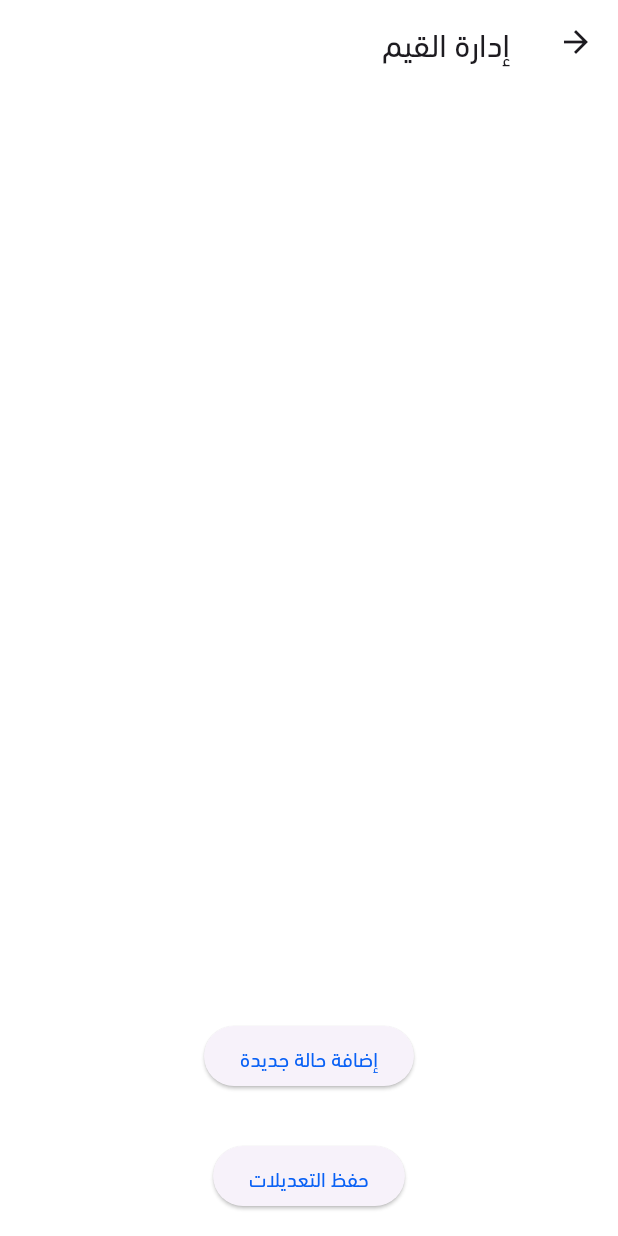
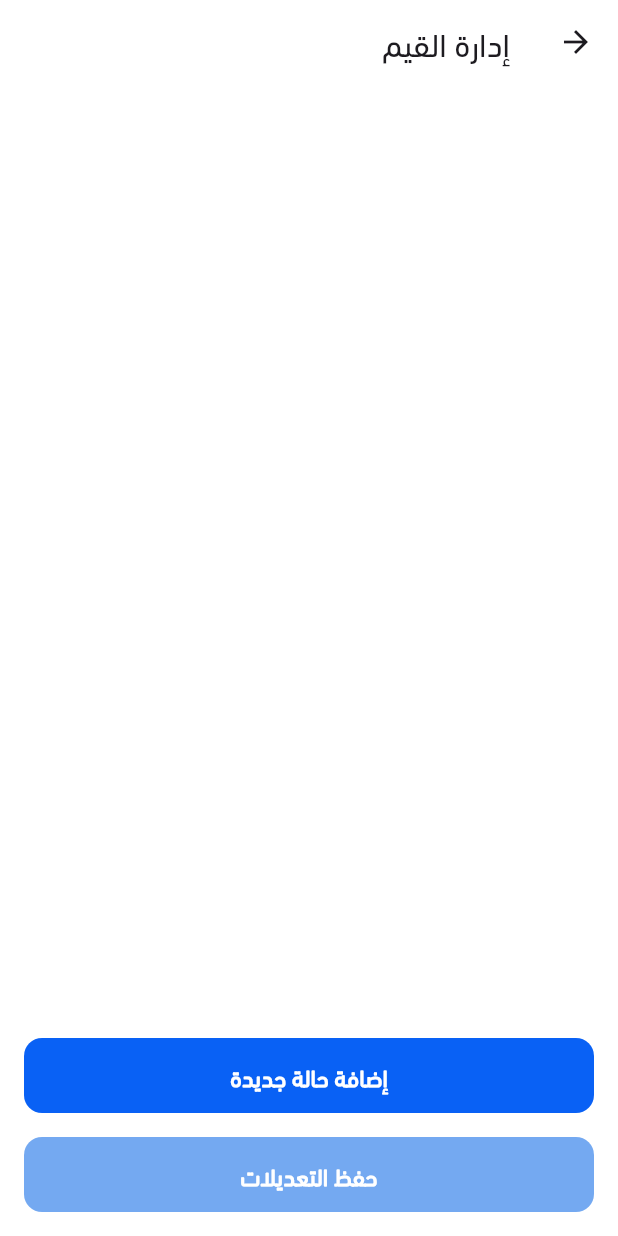
Before and after one commit to hamdyhaggag/Ramadan_kitchen_management, a Flutter app: the ManageCaseDetailsScreen screen opened directly with empty values, on a phone screen of 412 x 824 dp. Run offline on Flutter 3.47's test engine with Material 3 defaults, Android fonts, the phone set to English and light mode, and no system bars; our stand-ins replace cloud_firestore, dartz, dots_indicator, firebase_auth, firebase_core, fl_chart and 7 more; missing offline and left inert: excel; accounts and stored records are empty; project files that could hold a hidden picture were left out.

Commit message:
replace elevatedbutton with general button

```diff
--- a/lib/features/home/presentation/case-details_screen.dart
+++ b/lib/features/home/presentation/case-details_screen.dart
@@ -1,6 +1,7 @@
 import 'package:flutter/material.dart';
 
 import '../../../core/utils/app_colors.dart';
+import '../../../core/widgets/general_button.dart';
 
 class ManageCaseDetailsScreen extends StatefulWidget {
   final List<Map<String, dynamic>> casesData;
@@ -125,24 +126,25 @@ class _ManageCaseDetailsScreenState extends State<ManageCaseDetailsScreen> {
           ),
           Padding(
             padding: const EdgeInsets.all(16.0),
-            child: ElevatedButton(
-              onPressed: _addNewCase,
-              child: const Text(
-                "إضافة حالة جديدة",
-                style: TextStyle(color: AppColors.primaryColor),
-              ),
+            child: GestureDetector(
+              onTap: _addNewCase,
+              child: GeneralButton(
+                  text: 'إضافة حالة جديدة',
+                  backgroundColor: AppColors.primaryColor,
+                  textColor: AppColors.whiteColor),
             ),
           ),
           Padding(
-            padding: const EdgeInsets.all(16.0),
-            child: ElevatedButton(
-              onPressed: () {
+            padding:
+                const EdgeInsets.only(bottom: 16.0, left: 16.0, right: 16.0),
+            child: GestureDetector(
+              onTap: () {
                 Navigator.pop(context, casesData);
               },
-              child: const Text(
-                "حفظ التعديلات",
-                style: TextStyle(color: AppColors.primaryColor),
-              ),
+              child: GeneralButton(
+                  text: 'حفظ التعديلات',
+                  backgroundColor: AppColors.secondaryColor,
+                  textColor: AppColors.whiteColor),
             ),
           ),
         ],
```
Also changed, not shown: lib/features/manage_cases/manage_cases.dart (+7 -6 lines).
